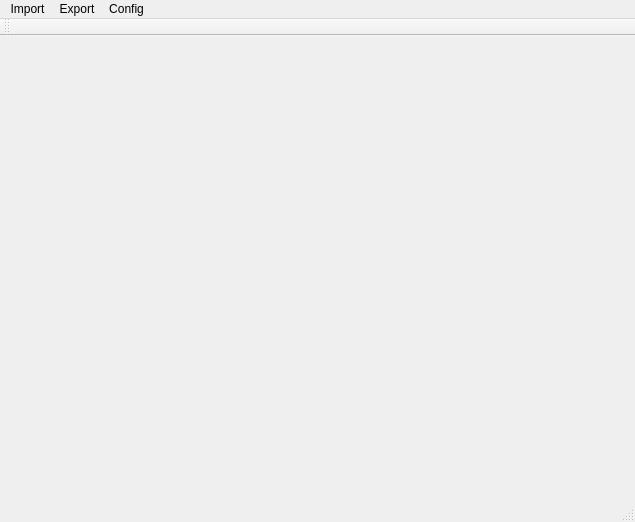
Old version of the form mainwindow.ui in the repository gccheng/GTgenerator.
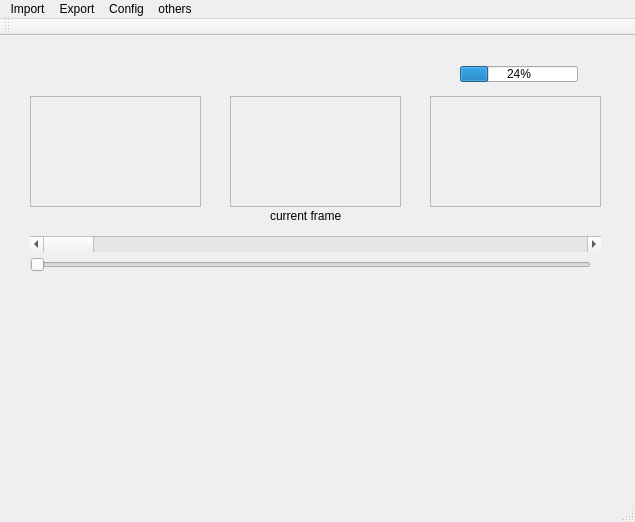
New version of the form.

Patch:
```diff
--- a/mainwindow.ui
+++ b/mainwindow.ui
@@ -13,7 +13,108 @@
   <property name="windowTitle">
    <string>MainWindow</string>
   </property>
-  <widget class="QWidget" name="centralWidget"/>
+  <widget class="QWidget" name="centralWidget">
+   <widget class="QProgressBar" name="loadvideo_progressBar">
+    <property name="geometry">
+     <rect>
+      <x>460</x>
+      <y>30</y>
+      <width>118</width>
+      <height>16</height>
+     </rect>
+    </property>
+    <property name="value">
+     <number>24</number>
+    </property>
+   </widget>
+   <widget class="QFrame" name="frame_curr">
+    <property name="geometry">
+     <rect>
+      <x>230</x>
+      <y>60</y>
+      <width>171</width>
+      <height>111</height>
+     </rect>
+    </property>
+    <property name="frameShape">
+     <enum>QFrame::StyledPanel</enum>
+    </property>
+    <property name="frameShadow">
+     <enum>QFrame::Raised</enum>
+    </property>
+   </widget>
+   <widget class="QFrame" name="frame_prev">
+    <property name="geometry">
+     <rect>
+      <x>30</x>
+      <y>60</y>
+      <width>171</width>
+      <height>111</height>
+     </rect>
+    </property>
+    <property name="frameShape">
+     <enum>QFrame::StyledPanel</enum>
+    </property>
+    <property name="frameShadow">
+     <enum>QFrame::Raised</enum>
+    </property>
+   </widget>
+   <widget class="QFrame" name="frame_next">
+    <property name="geometry">
+     <rect>
+      <x>430</x>
+      <y>60</y>
+      <width>171</width>
+      <height>111</height>
+     </rect>
+    </property>
+    <property name="frameShape">
+     <enum>QFrame::StyledPanel</enum>
+    </property>
+    <property name="frameShadow">
+     <enum>QFrame::Raised</enum>
+    </property>
+   </widget>
+   <widget class="QScrollBar" name="ScrollBar_video">
+    <property name="geometry">
+     <rect>
+      <x>30</x>
+      <y>200</y>
+      <width>571</width>
+      <height>16</height>
+     </rect>
+    </property>
+    <property name="orientation">
+     <enum>Qt::Horizontal</enum>
+    </property>
+   </widget>
+   <widget class="QSlider" name="horizontalSlider">
+    <property name="geometry">
+     <rect>
+      <x>30</x>
+      <y>220</y>
+      <width>561</width>
+      <height>17</height>
+     </rect>
+    </property>
+    <property name="orientation">
+     <enum>Qt::Horizontal</enum>
+    </property>
+   </widget>
+   <widget class="QLabel" name="label">
+    <property name="geometry">
+     <rect>
+      <x>270</x>
+      <y>170</y>
+      <width>91</width>
+      <height>20</height>
+     </rect>
+    </property>
+    <property name="text">
+     <string>current frame</string>
+    </property>
+   </widget>
+  </widget>
   <widget class="QMenuBar" name="menuBar">
    <property name="geometry">
     <rect>
@@ -46,9 +147,16 @@
      <string>Config</string>
     </property>
    </widget>
+   <widget class="QMenu" name="menuOthers">
+    <property name="title">
+     <string>others</string>
+    </property>
+    <addaction name="actionHhh"/>
+   </widget>
    <addaction name="menuImport"/>
    <addaction name="menuExport"/>
    <addaction name="menuCOnfig"/>
+   <addaction name="menuOthers"/>
   </widget>
   <widget class="QToolBar" name="mainToolBar">
    <attribute name="toolBarArea">
```
Left out of the diff: 5 changed lines with no effect on the pictures.
